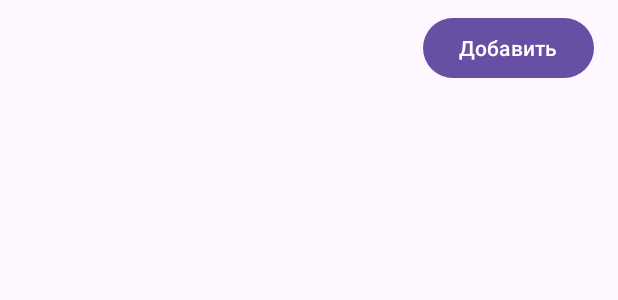
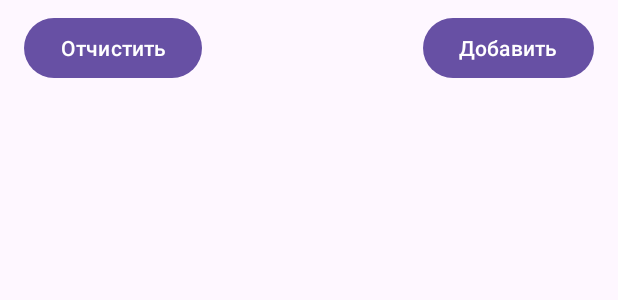
Before and after one commit to Kekuz/Freezer, an Android app: the layout fragment_freezer.xml on its own in the app's theme, with its tools: preview values and no code run, on a phone screen of 412 x 824 dp. Shown: the top 300 px of the screen. Run offline under Robolectric (Android 15) with nearby library versions, the phone set to English and light mode, and no system bars.

Commit message:
Added clear fridge button

```diff
--- a/app/src/main/res/layout/fragment_freezer.xml
+++ b/app/src/main/res/layout/fragment_freezer.xml
@@ -7,6 +7,19 @@
     android:orientation="vertical"
     android:id="@+id/user_fridge_linear_layout"
     tools:context=".fridge.FreezerFragment">
+    <androidx.constraintlayout.widget.ConstraintLayout
+        android:layout_width="match_parent"
+        android:layout_height="wrap_content">
+
+        <Button
+            android:id="@+id/clearButton"
+            android:layout_width="wrap_content"
+            android:layout_height="wrap_content"
+            android:layout_marginTop="8dp"
+            android:layout_marginStart="16dp"
+            android:text="@string/clear"
+            app:layout_constraintStart_toStartOf="parent"
+            app:layout_constraintTop_toTopOf="parent" />
 
     <Button
         android:id="@+id/addItemButton"
@@ -15,7 +28,10 @@
         android:layout_marginTop="8dp"
         android:layout_marginEnd="16dp"
         android:text="@string/add"
-        android:layout_gravity="end" />
+        app:layout_constraintEnd_toEndOf="parent"
+        app:layout_constraintTop_toTopOf="parent"/>
+
+    </androidx.constraintlayout.widget.ConstraintLayout>
 
 
     <androidx.recyclerview.widget.RecyclerView
--- a/app/src/main/res/values/strings.xml
+++ b/app/src/main/res/values/strings.xml
@@ -31,4 +31,5 @@
     <string name="product_list">*Продукты\n*Продукты</string>
     <string name="instruction">Инструкция:</string>
     <string name="description">Описание</string>
+    <string name="clear">Отчистить</string>
 </resources>
```
Also changed, not shown: app/src/main/java/com/diploma/freezer/User.java (+13 -0 lines), app/src/main/java/com/diploma/freezer/fridge/FreezerFragment.java (+13 -1 lines).
